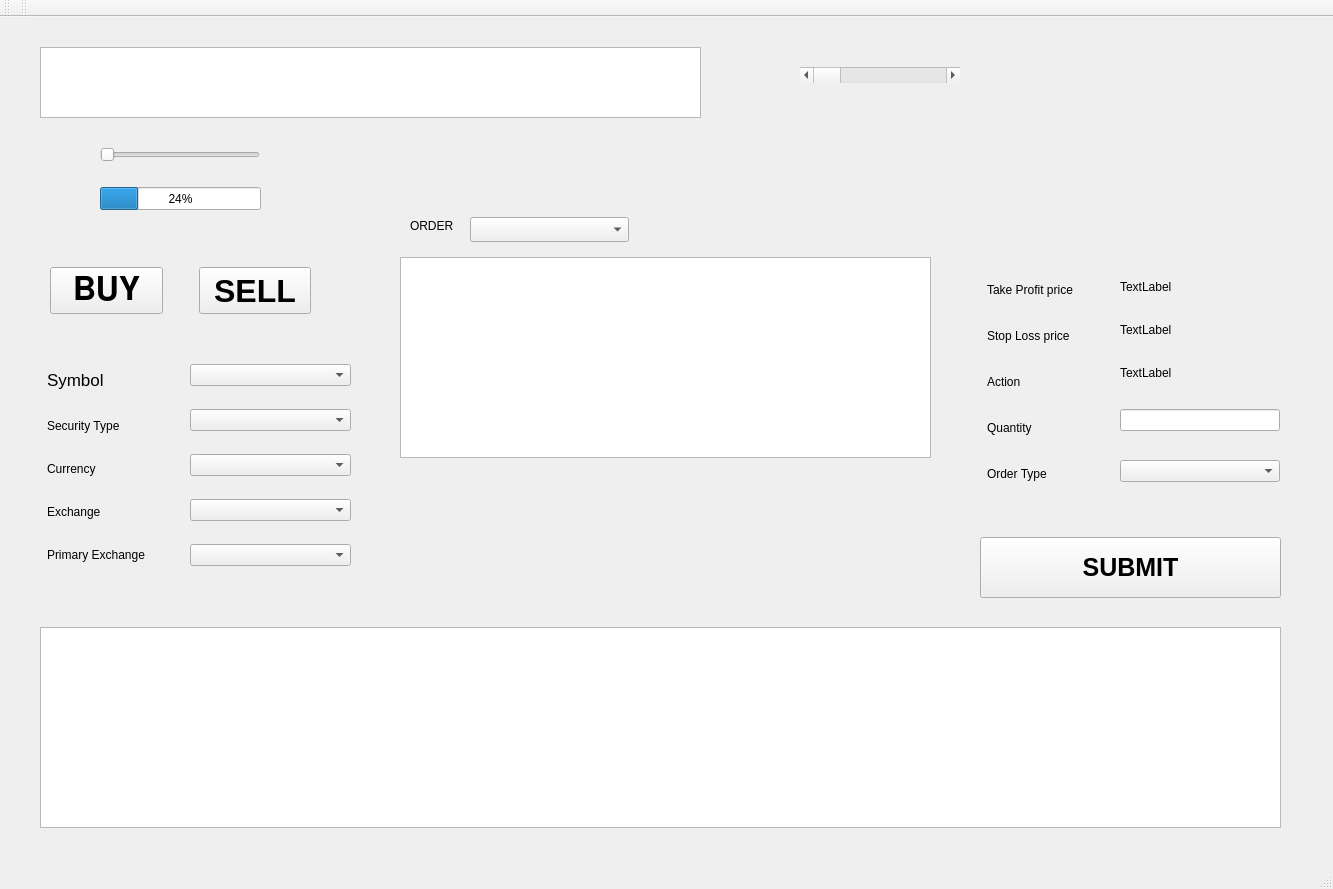
Old version of the form MainWindow.ui in the repository eekremer/Trader.
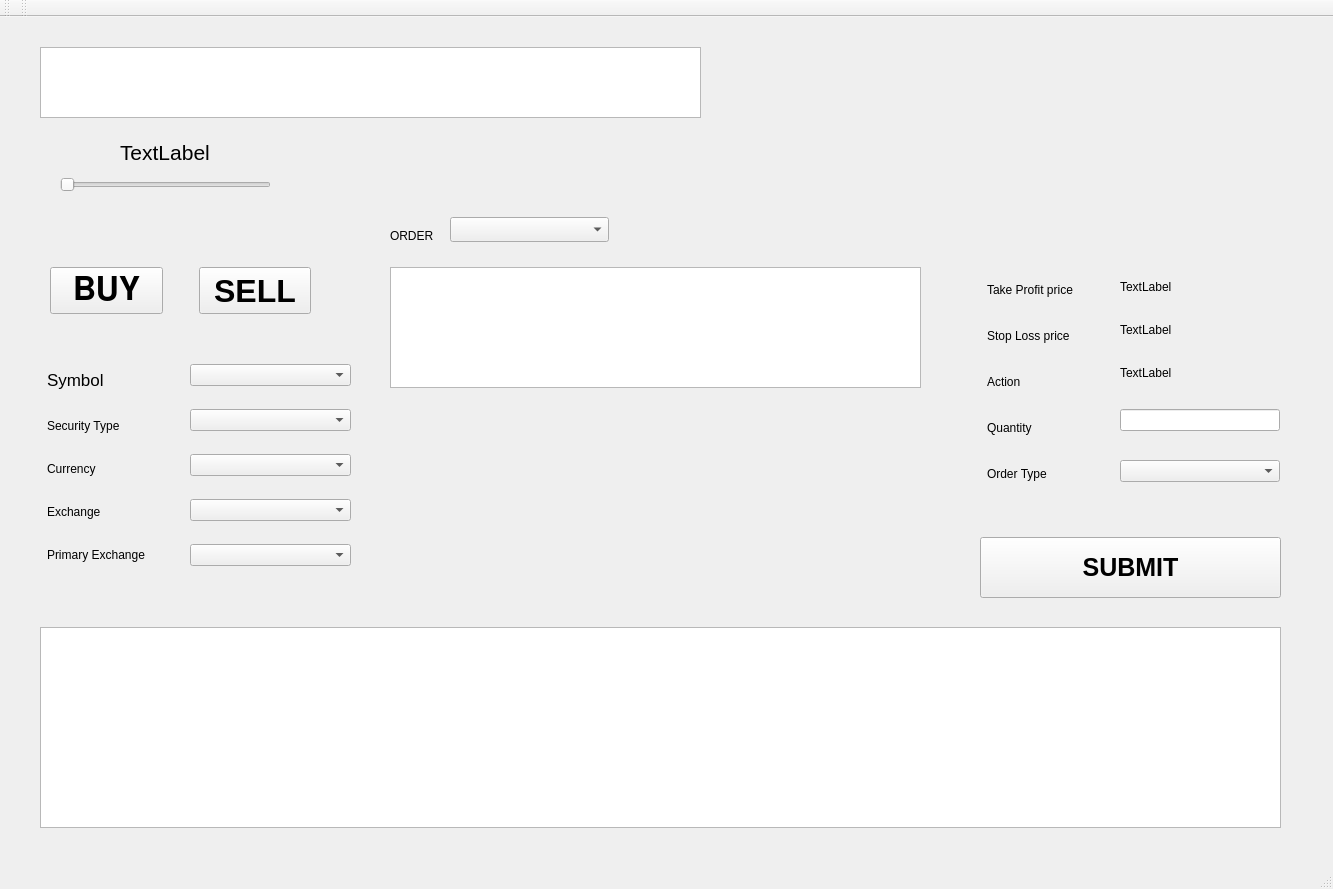
New version of the form.

```diff
--- a/MainWindow.ui
+++ b/MainWindow.ui
@@ -405,8 +405,8 @@
    <widget class="QLabel" name="orderTypeLabel_2">
     <property name="geometry">
      <rect>
-      <x>410</x>
-      <y>200</y>
+      <x>390</x>
+      <y>210</y>
       <width>61</width>
       <height>17</height>
      </rect>
@@ -424,7 +424,7 @@
    <widget class="QComboBox" name="orderComboBox">
     <property name="geometry">
      <rect>
-      <x>470</x>
+      <x>450</x>
       <y>200</y>
       <width>159</width>
       <height>25</height>
@@ -434,35 +434,9 @@
    <widget class="QSlider" name="horizontalSlider">
     <property name="geometry">
      <rect>
-      <x>100</x>
-      <y>130</y>
-      <width>160</width>
-      <height>16</height>
-     </rect>
-    </property>
-    <property name="orientation">
-     <enum>Qt::Horizontal</enum>
-    </property>
-   </widget>
-   <widget class="QProgressBar" name="progressBar">
-    <property name="geometry">
-     <rect>
-      <x>100</x>
-      <y>170</y>
-      <width>161</width>
-      <height>23</height>
-     </rect>
-    </property>
-    <property name="value">
-     <number>24</number>
-    </property>
-   </widget>
-   <widget class="QScrollBar" name="horizontalScrollBar">
-    <property name="geometry">
-     <rect>
-      <x>800</x>
-      <y>50</y>
-      <width>160</width>
+      <x>60</x>
+      <y>160</y>
+      <width>211</width>
       <height>16</height>
      </rect>
     </property>
@@ -473,13 +447,31 @@
    <widget class="QTableView" name="bracketTableView">
     <property name="geometry">
      <rect>
-      <x>400</x>
-      <y>240</y>
+      <x>390</x>
+      <y>250</y>
       <width>531</width>
-      <height>201</height>
+      <height>121</height>
      </rect>
     </property>
    </widget>
+   <widget class="QLabel" name="priceLabel">
+    <property name="geometry">
+     <rect>
+      <x>120</x>
+      <y>120</y>
+      <width>101</width>
+      <height>31</height>
+     </rect>
+    </property>
+    <property name="font">
+     <font>
+      <pointsize>16</pointsize>
+     </font>
+    </property>
+    <property name="text">
+     <string>TextLabel</string>
+    </property>
+   </widget>
   </widget>
   <widget class="QMenuBar" name="menubar">
    <property name="geometry">
```
